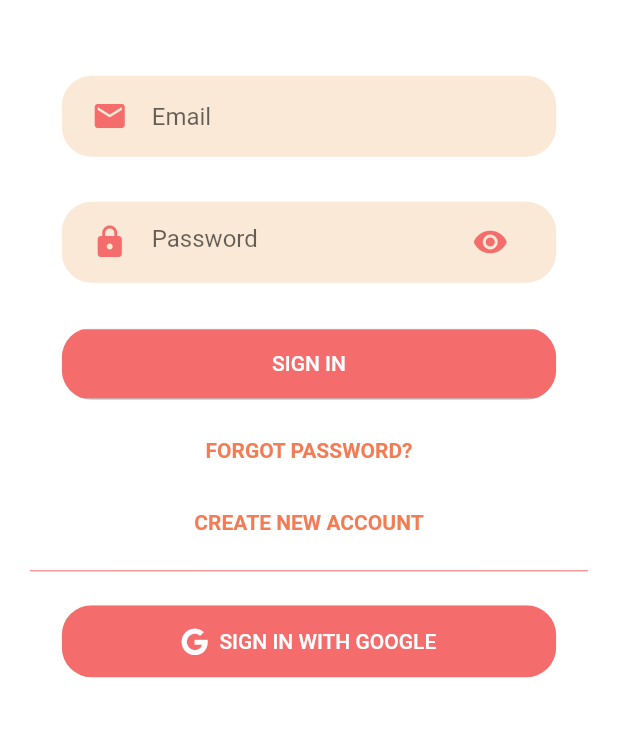
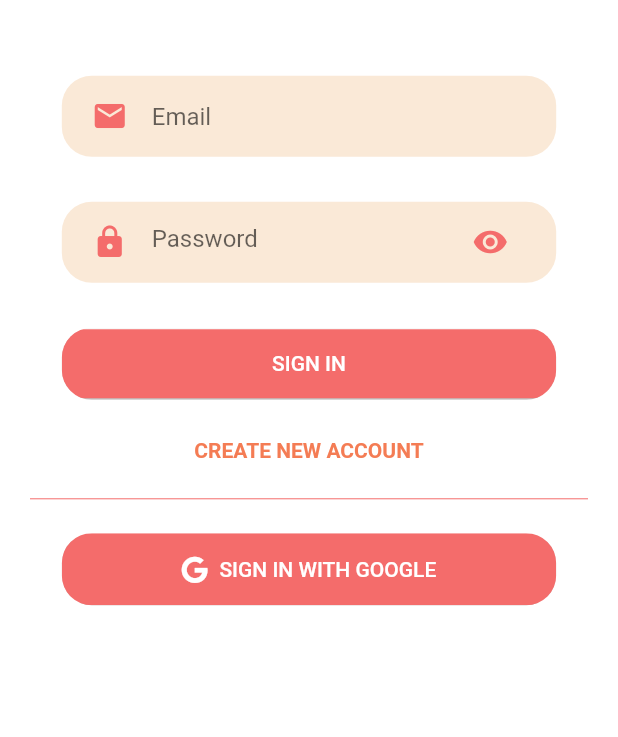
Before and after one commit to ishajain15/UniLyfe, a Flutter app: the SignUpView screen opened by its route, after a tap on "SIGN UP", after a tap on "HAVE AN ACCOUNT? SIGN IN", on a phone screen of 412 x 824 dp, the part 414-1151 px from its top. Run offline on Flutter 3.47's test engine with Material 2 defaults, Android fonts, the phone set to English and light mode, and no system bars; drawn by our look-alikes of auto_size_text; our stand-ins replace cloud_firestore, community_material_icon, firebase_auth, firebase_core, flutter_rating_bar, font_awesome_flutter and 4 more; missing offline and left inert: dart:html, polls; accounts and stored records are empty; generated files the repository leaves out were written again.

Commit message:
cleaned up some code

```diff
--- a/unilyfe_app/lib/provider/auth_provider.dart
+++ b/unilyfe_app/lib/provider/auth_provider.dart
@@ -52,10 +52,7 @@ class AuthProvider {
     return _firebaseAuth.signOut();
   }
 
-  // Reset Password
-  Future sendPasswordResetEmail(String email) async {
-    return _firebaseAuth.sendPasswordResetEmail(email: email);
-  }
+
 
   // Send Email Verification
   Future sendEmailVerification() async {
--- a/unilyfe_app/lib/views/sign_up_view.dart
+++ b/unilyfe_app/lib/views/sign_up_view.dart
@@ -8,7 +8,7 @@ import 'package:unilyfe_app/widgets/provider_widget.dart';
 
 final primaryColor = const Color(0xFFFFFFFF);
 
-enum AuthFormType { signIn, signUp, reset }
+enum AuthFormType { signIn, signUp,  }
 
 class SignUpView extends StatefulWidget {
   SignUpView({Key key, @required this.authFormType}) : super(key: key);
@@ -58,14 +58,7 @@ class _SignUpViewState extends State<SignUpView> {
           var uid = await auth.signInWithEmailAndPassword(_email, _password);
           print('Signed in with ID $uid');
           await Navigator.of(context).pushReplacementNamed('/home');
-        } else if (authFormType == AuthFormType.reset) {
-          await auth.sendPasswordResetEmail(_email);
-          print('Password reset email sent');
-          _error = 'A password reset link has been sent to $_email';
-          setState(() {
-            authFormType = AuthFormType.signIn;
-          });
-        } else {
+        }  else {
           var uid = await auth.createUserWithEmailAndPassword(
               _email, _password, _name);
           await auth.sendEmailVerification();
@@ -171,24 +164,7 @@ class _SignUpViewState extends State<SignUpView> {
   List<Widget> buildInputs() {
     var textFields = <Widget>[];
 
-    if (authFormType == AuthFormType.reset) {
-      textFields.add(TextFieldContainer(
-          child: TextFormField(
-        validator: EmailValidator.validate,
-        decoration: buildSignUpInputDecoration(
-            'Email',
-            Icon(
-              Icons.email,
-              color: Color(0xFFF46C6B),
-            ),
-            false),
-        onSaved: (value) => _email = value,
-      )));
-      textFields.add(SizedBox(
-        height: 10,
-      ));
-      return textFields;
-    }
+
 
     // if were in the sign up state and add name
     if (authFormType == AuthFormType.signUp) {
@@ -273,20 +249,13 @@ class _SignUpViewState extends State<SignUpView> {
 
   List<Widget> buildButtons() {
     String _switchButtonText, _newFormState, _submitButtonText;
-    var _showForgotPassword = false;
     var _showGoogle = true;
 
     if (authFormType == AuthFormType.signIn) {
       _switchButtonText = 'CREATE NEW ACCOUNT';
       _newFormState = 'signUp';
       _submitButtonText = 'SIGN IN';
-      _showForgotPassword = true;
-    } else if (authFormType == AuthFormType.reset) {
-      _switchButtonText = 'RETURN TO SIGN IN';
-      _newFormState = 'signIn';
-      _submitButtonText = 'SUBMIT';
-      _showGoogle = false;
-    } else {
+    }  else {
       _switchButtonText = 'HAVE AN ACCOUNT? SIGN IN';
       _newFormState = 'signIn';
       _submitButtonText = 'SIGN UP';
@@ -299,7 +268,6 @@ class _SignUpViewState extends State<SignUpView> {
           press: submit,
         ),
       ),
-      showForgotPassword(_showForgotPassword),
       TextButton(
         onPressed: () {
           switchFormState(_newFormState);
@@ -314,23 +282,7 @@ class _SignUpViewState extends State<SignUpView> {
     ];
   }
 
-  Widget showForgotPassword(bool visible) {
-    return Visibility(
-      visible: visible,
-      child: TextButton(
-        onPressed: () {
-          setState(() {
-            authFormType = AuthFormType.reset;
-          });
-        },
-        child: Text(
-          'FORGOT PASSWORD?',
-          style:
-              TextStyle(color: Color(0xFFF47C54), fontWeight: FontWeight.bold),
-        ),
-      ),
-    );
-  }
+
 
   Widget buildGoogleButton(bool visible) {
     final _auth = Provider.of(context).auth;
```
Also changed, not shown: unilyfe_app/pubspec.lock.
